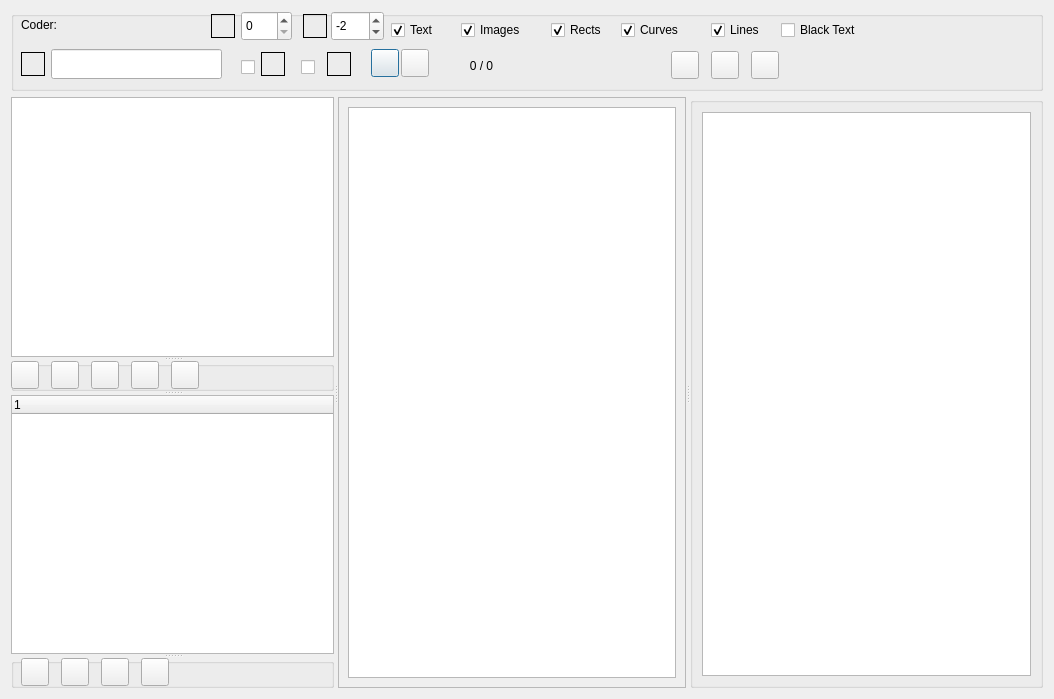
Above: GUI_UIs/ui_dialog_code_pdf.ui from ccbogel/QualCoder before the change. Below: the same form after it.
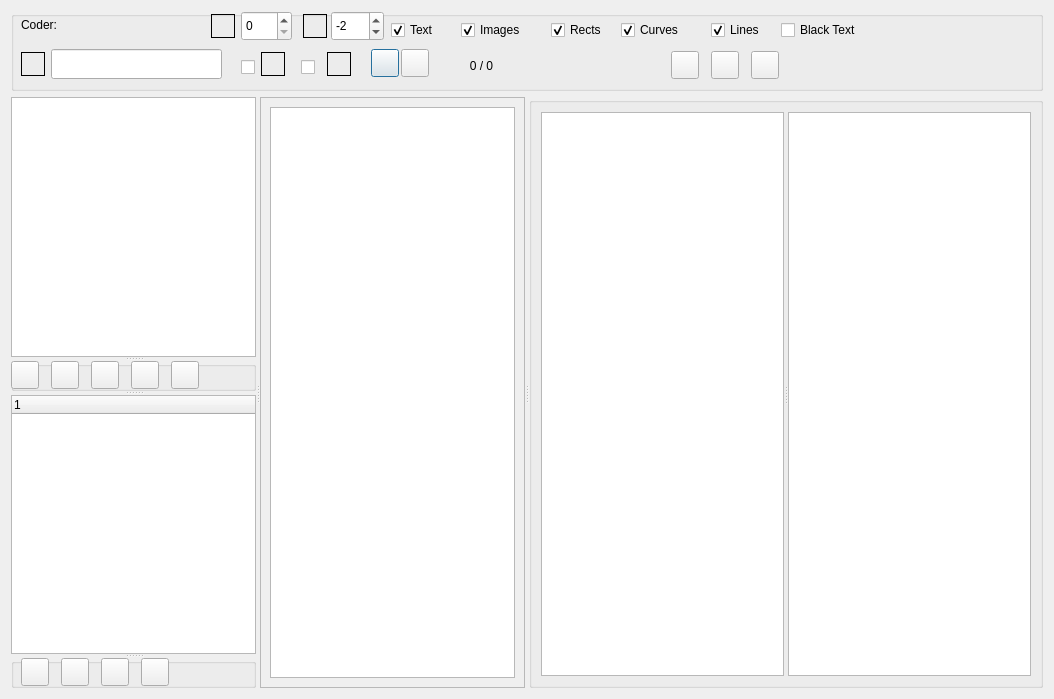
That is the form after the change.

What changed in the file:
```diff
--- a/GUI_UIs/ui_dialog_code_pdf.ui
+++ b/GUI_UIs/ui_dialog_code_pdf.ui
@@ -728,13 +728,14 @@
        <item row="0" column="0">
         <widget class="QSplitter" name="splitter_2">
          <property name="orientation">
-          <enum>Qt::Vertical</enum>
+          <enum>Qt::Horizontal</enum>
          </property>
          <widget class="QTextEdit" name="textEdit">
           <property name="tabChangesFocus">
            <bool>true</bool>
           </property>
          </widget>
+         <widget class="QTextEdit" name="textEdit_2"/>
         </widget>
        </item>
       </layout>
```
